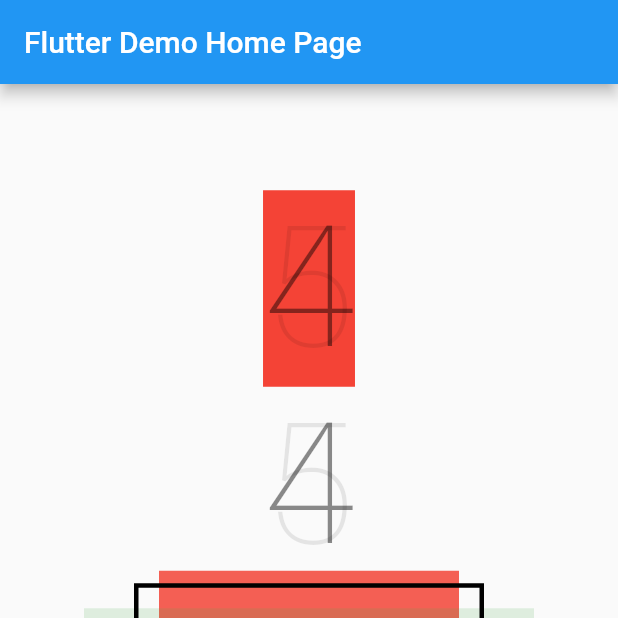
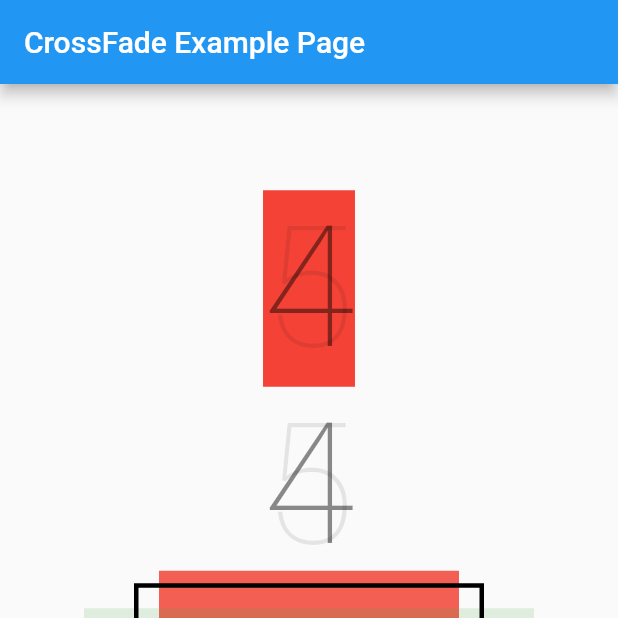
Before and after one commit to splashbyte/cross_fade, a Flutter app: the screen it shows after launch, on a phone screen of 412 x 824 dp, the top half of it. Run offline on Flutter 3.47's test engine with Material 2 defaults, Android fonts, the phone set to English and light mode, and no system bars.

Commit message:
version 0.1.0

```diff
--- a/example/lib/main.dart
+++ b/example/lib/main.dart
@@ -13,8 +13,8 @@ class MyApp extends StatelessWidget {
   @override
   Widget build(BuildContext context) {
     return const MaterialApp(
-      title: 'Flutter Demo',
-      home: MyHomePage(title: 'Flutter Demo Home Page'),
+      title: 'CrossFade Example',
+      home: MyHomePage(title: 'CrossFade Example Page'),
     );
   }
 }
--- a/lib/src/cross_fade_widget.dart
+++ b/lib/src/cross_fade_widget.dart
@@ -1,7 +1,7 @@
 import 'package:flutter/material.dart';
 
 class CrossFade<T> extends StatefulWidget {
-  ///The current value
+  ///The current value.
   final T value;
 
   ///The builder which builds the different values during the animation.
@@ -28,7 +28,7 @@ class CrossFade<T> extends StatefulWidget {
   ///The alignment for the children of the underlying stack.
   final AlignmentGeometry stackAlignment;
 
-  ///The default constructor of [CrossFade]
+  ///The default constructor of [CrossFade].
   const CrossFade({
     Key? key,
     this.duration = const Duration(milliseconds: 750),
```
Also changed, not shown: example/pubspec.lock.
